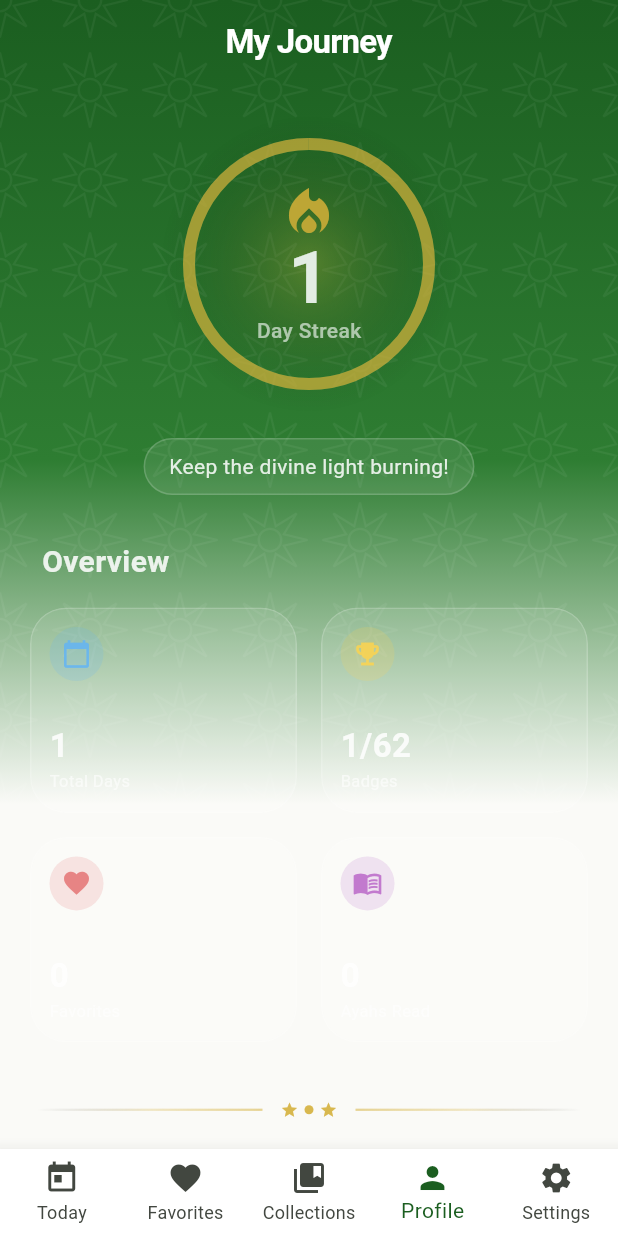
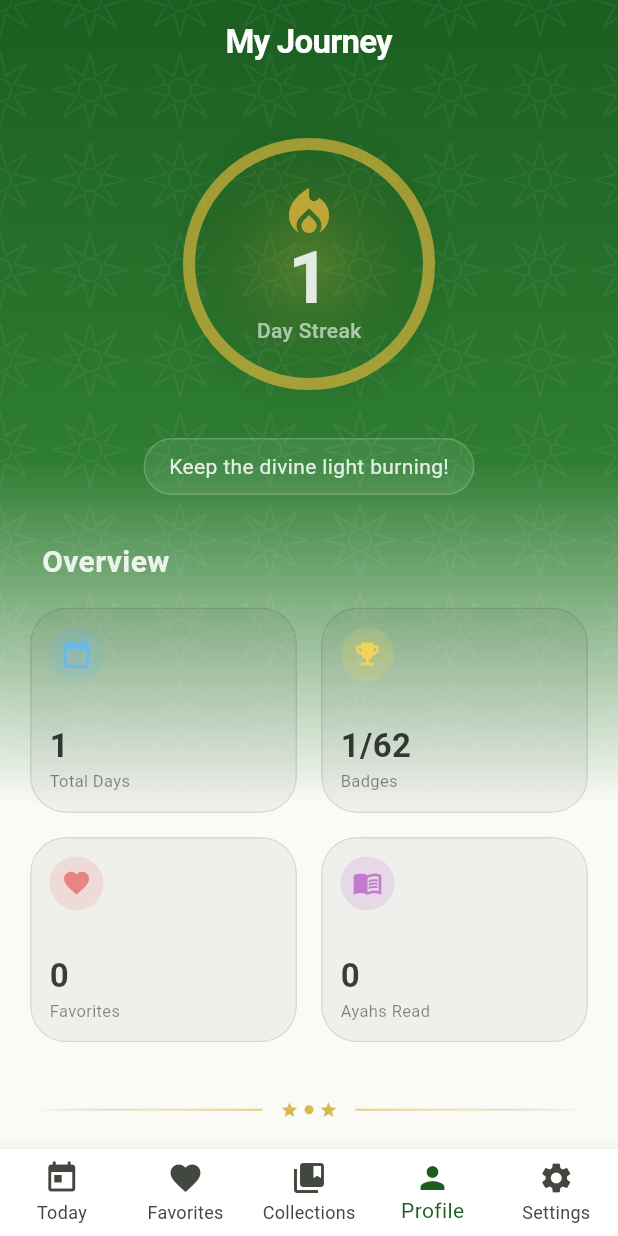
Before and after one commit to seudsahm/Daily-Ayah-Flutter, a Flutter app: the screen it shows after launch, swiped to page 4, on a phone screen of 412 x 824 dp. Run offline on Flutter 3.47's test engine with Material 3 defaults, Android fonts, the phone set to English and light mode, and no system bars; our stand-ins replace app_links, file_picker, flutter_local_notifications, hive, hive_flutter, pdf and 3 more; missing offline and left inert: home_widget; accounts and stored records are empty; statements that could not run were skipped.

Commit message:
feat: Implement home and profile screens with daily Ayah display, favorites, sharing, collections, and streak tracking via new app settings.

```diff
--- a/lib/screens/profile_screen.dart
+++ b/lib/screens/profile_screen.dart
@@ -279,9 +279,15 @@ class _ProfileScreenState extends State<ProfileScreen>
         child: Container(
           padding: const EdgeInsets.all(12),
           decoration: BoxDecoration(
-            color: Colors.white.withOpacity(0.1),
+            color: Theme.of(context).brightness == Brightness.light
+                ? Colors.black.withOpacity(0.05)
+                : Colors.white.withOpacity(0.1),
             borderRadius: BorderRadius.circular(24),
-            border: Border.all(color: Colors.white.withOpacity(0.2)),
+            border: Border.all(
+              color: Theme.of(context).brightness == Brightness.light
+                  ? Colors.black.withOpacity(0.1)
+                  : Colors.white.withOpacity(0.2),
+            ),
           ),
           child: Column(
             crossAxisAlignment: CrossAxisAlignment.start,
@@ -300,17 +306,21 @@ class _ProfileScreenState extends State<ProfileScreen>
                 children: [
                   Text(
                     value,
-                    style: const TextStyle(
+                    style: TextStyle(
                       fontSize: 22,
                       fontWeight: FontWeight.bold,
-                      color: Colors.white,
+                      color: Theme.of(context).brightness == Brightness.light
+                          ? Colors.black87
+                          : Colors.white,
                     ),
                   ),
                   Text(
                     title,
                     style: TextStyle(
                       fontSize: 11,
-                      color: Colors.white.withOpacity(0.7),
+                      color: Theme.of(context).brightness == Brightness.light
+                          ? Colors.black54
+                          : Colors.white.withOpacity(0.7),
                     ),
                   ),
                 ],
```
Also changed, not shown: lib/models/app_settings.dart (+12 -0 lines), lib/screens/home_screen.dart (+45 -0 lines), lib/models/app_settings.g.dart.
